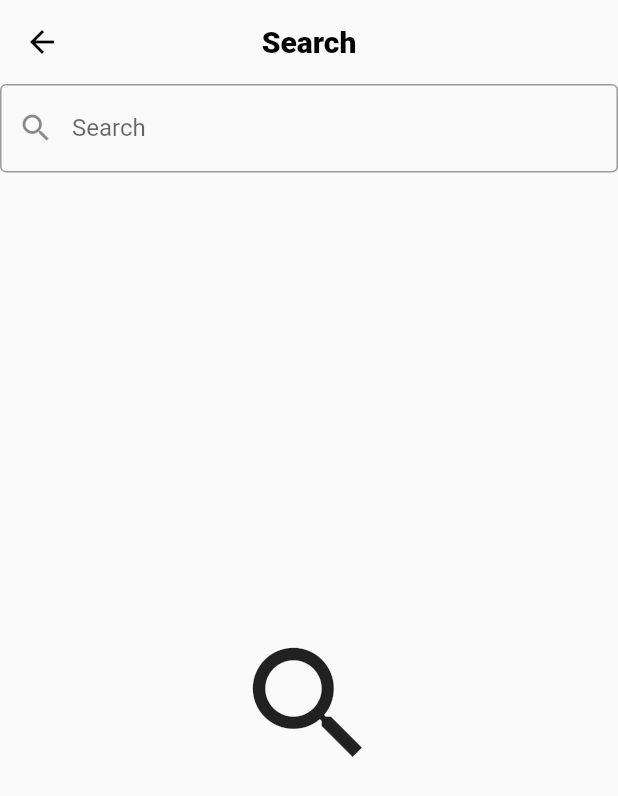
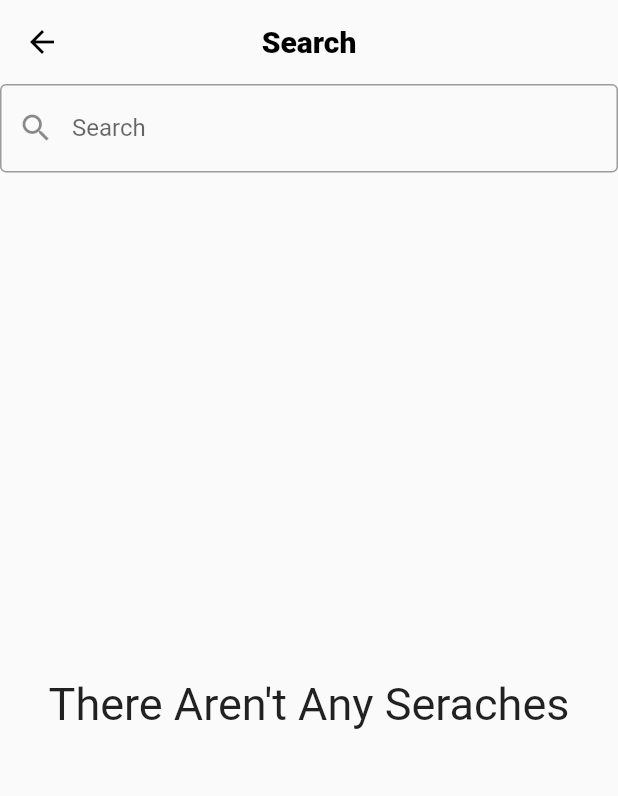
Before and after one commit to MahmoudBashaEG/MyFlutterProjects, a Flutter app: the screen it shows after launch, after a tap on the "search" icon, on a phone screen of 412 x 824 dp. Shown: the top 796 px of the screen. Run offline on Flutter 3.47's test engine with Material 2 defaults, Android fonts, the phone set to English and light mode, and no system bars; our stand-ins replace bloc, conditional_builder, dio, flutter_bloc, font_awesome_flutter, shared_preferences; network calls fail.

Commit message:
Shared Preferences

```diff
--- a/lib/Shared/Components/Components.dart
+++ b/lib/Shared/Components/Components.dart
@@ -265,10 +265,11 @@ Widget newsSearchBuilder(List list) => ConditionalBuilder(
       ),
       fallback: (context) => Center(
         child: Center(
-          child: Icon(
-            Icons.search,
-            size: 100,
+            child: Text(
+          'There Aren\'t Any Seraches',
+          style: TextStyle(
+            fontSize: 30,
           ),
-        ),
+        )),
       ),
     );
--- /dev/null
+++ b/lib/Shared/network/locale/locale.dart
@@ -0,0 +1,24 @@
+import 'package:flutter/cupertino.dart';
+import 'package:shared_preferences/shared_preferences.dart';
+
+class CashHelper {
+  static SharedPreferences sharedPreferences;
+
+  static init() async {
+    sharedPreferences = await SharedPreferences.getInstance();
+  }
+
+  static Future<bool> setData({
+    @required String key,
+    @required value,
+  }) {
+    if (value is bool) return sharedPreferences.setBool(key, value);
+    if (value is double) return sharedPreferences.setDouble(key, value);
+    if (value is int) return sharedPreferences.setInt(key, value);
+    if (value is String) return sharedPreferences.setString(key, value);
+  }
+
+  static Object getData(String key) {
+    return sharedPreferences.get(key);
+  }
+}
--- a/lib/Shared/network/remote.dart
+++ b/lib/Shared/network/remote/remote.dart
@@ -1,5 +1,5 @@
 import 'package:dio/dio.dart';
-import 'package:flutter/cupertino.dart';
+import 'package:flutter/material.dart';
 
 class DioHelper {
   static Dio dio;
--- a/lib/layouts/news/news.dart
+++ b/lib/layouts/news/news.dart
@@ -29,12 +29,6 @@ class News extends StatelessWidget {
                   Icons.search,
                 ),
               ),
-              IconButton(
-                icon: Icon(Icons.brightness_medium_rounded),
-                onPressed: () {
-                  NewsCubit.get(context).changeMode();
-                },
-              )
             ],
           ),
           body: NewsCubit.get(context)
@@ -64,6 +58,12 @@ class News extends StatelessWidget {
                 ),
                 label: 'Economic',
               ),
+              BottomNavigationBarItem(
+                icon: Icon(
+                  Icons.settings,
+                ),
+                label: 'Settings',
+              ),
             ],
           ),
         );
--- a/lib/layouts/news/news_cubit/cubit.dart
+++ b/lib/layouts/news/news_cubit/cubit.dart
@@ -1,10 +1,12 @@
 import 'package:flutter/cupertino.dart';
 import 'package:flutter/material.dart';
 import 'package:flutter_bloc/flutter_bloc.dart';
-import 'package:news_app_api_cloud_db/Shared/network/remote.dart';
+import 'package:news_app_api_cloud_db/Shared/network/locale/locale.dart';
+import 'file:///C:/Users/MBasha/Desktop/news_app_api_cloud_db/lib/Shared/network/remote/remote.dart';
 import 'package:news_app_api_cloud_db/layouts/news/news_cubit/states.dart';
 import 'package:news_app_api_cloud_db/modules/business.dart';
 import 'package:news_app_api_cloud_db/modules/economic.dart';
+import 'package:news_app_api_cloud_db/modules/settings.dart';
 import 'package:news_app_api_cloud_db/modules/sport.dart';
 
 class NewsCubit extends Cubit<NewsStates> {
@@ -14,21 +16,27 @@ class NewsCubit extends Cubit<NewsStates> {
 
   int currentIndex = 0;
 
-  List<String> titles = [
-    'Business',
-    'Sports',
-    'Science',
-  ];
+  List<String> titles = ['Business', 'Sports', 'Science', 'Settings'];
   List<Widget> screens = [
     Business(),
     Sport(),
     Economic(),
+    Setting(),
   ];
+
+  void setIsDarkFromShPrefToHer(bool isDarkPrefSh) {
+    if (isDarkPrefSh == null)
+      isDark = false;
+    else
+      isDark = isDarkPrefSh;
+  }
 
   bool isDark = false;
   void changeMode() {
     isDark = !isDark;
-    emit(NewsChangeModeState());
+    CashHelper.setData(key: 'isDark', value: isDark).then((value) {
+      emit(NewsChangeModeState());
+    });
   }
 
   void changeIndex(int index) {
@@ -38,20 +46,21 @@ class NewsCubit extends Cubit<NewsStates> {
 
   List business = [];
 
-  void getBusiness({String about}) {
+  void getBusiness() {
     emit(NewsBusinessLoadingState());
 
     DioHelper.getData(
       url: 'v2/top-headlines',
       query: {
         'country': 'eg',
-        'category': about,
-        'apiKey': '65f7f556ec76449fa7dc7c0069f040ca',
+        'category': 'business',
+        'apiKey': '1c212b053bb0413a9f733b9502b57a87',
       },
     ).then((value) {
       business = value.data['articles'];
       emit(NewsBusinessSuccessState());
     }).catchError((error) {
+      print(error.toString());
       emit(NewsBusinessErrorState());
     });
   }
@@ -66,12 +75,13 @@ class NewsCubit extends Cubit<NewsStates> {
       query: {
         'country': 'eg',
         'category': 'sports',
-        'apiKey': '65f7f556ec76449fa7dc7c0069f040ca',
+        'apiKey': '1c212b053bb0413a9f733b9502b57a87',
       },
     ).then((value) {
       sports = value.data['articles'];
       emit(NewsSportsSuccessState());
     }).catchError((error) {
+      print(error.toString());
       emit(NewsSportsErrorState());
     });
   }
@@ -86,12 +96,14 @@ class NewsCubit extends Cubit<NewsStates> {
       query: {
         'country': 'eg',
         'category': 'science',
-        'apiKey': '65f7f556ec76449fa7dc7c0069f040ca',
+        'apiKey': '1c212b053bb0413a9f733b9502b57a87',
       },
     ).then((value) {
       economics = value.data['articles'];
       emit(NewsEconomicsSuccessState());
     }).catchError((error) {
+      print(error.toString());
+
       emit(NewsEconomicsErrorState());
     });
   }
@@ -105,12 +117,13 @@ class NewsCubit extends Cubit<NewsStates> {
       url: 'v2/everything',
       query: {
         'q': value,
-        'apiKey': '65f7f556ec76449fa7dc7c0069f040ca',
+        'apiKey': '1c212b053bb0413a9f733b9502b57a87',
       },
     ).then((value) {
       search = value.data['articles'];
       emit(NewsSearchSuccessState());
     }).catchError((error) {
+      print(error.toString());
       emit(NewsSearchErrorState());
     });
   }
--- a/lib/main.dart
+++ b/lib/main.dart
@@ -2,27 +2,33 @@ import 'package:bloc/bloc.dart';
 import 'package:flutter/material.dart';
 import 'package:flutter/services.dart';
 import 'package:flutter_bloc/flutter_bloc.dart';
-import 'package:news_app_api_cloud_db/Shared/network/remote.dart';
+import 'package:news_app_api_cloud_db/Shared/network/locale/locale.dart';
+import 'file:///C:/Users/MBasha/Desktop/news_app_api_cloud_db/lib/Shared/network/remote/remote.dart';
 import 'package:news_app_api_cloud_db/layouts/news/news.dart';
 import 'Shared/bloc_observer.dart';
 import 'layouts/news/news_cubit/cubit.dart';
 import 'layouts/news/news_cubit/states.dart';
 
 // main method in app
-void main() {
+void main() async {
+  WidgetsFlutterBinding.ensureInitialized();
+  await CashHelper.init();
   Bloc.observer = MyBlocObserver();
   DioHelper.init();
 
-  // run my app method
-  // param is object from Widget class
-  runApp(MyApp());
+  bool isDarkShPref = CashHelper.getData('isDark');
+
+  runApp(MyApp(
+    isDarkShPref: isDarkShPref,
+  ));
 }
-
-// 1. stateless
-// 2. stateful
 
 // main class extends widget
 class MyApp extends StatelessWidget {
+  MyApp({
+    this.isDarkShPref,
+  });
+  final bool isDarkShPref;
   // main method of class to build screen UI
   @override
   Widget build(BuildContext context) {
@@ -33,7 +39,8 @@ class MyApp extends StatelessWidget {
           create: (BuildContext context) => NewsCubit()
             ..getBusiness()
             ..getSports()
-            ..getEconomics(),
+            ..getEconomics()
+            ..setIsDarkFromShPrefToHer(isDarkShPref),
         ),
       ],
       child: BlocConsumer<NewsCubit, NewsStates>(
--- a/pubspec.yaml
+++ b/pubspec.yaml
@@ -27,6 +27,8 @@ dependencies:
   sqflite: ^1.3.0
   conditional_builder: ^1.0.2
   font_awesome_flutter: ^9.0.0
+  shared_preferences: ^2.0.5
+
   flutter:
     sdk: flutter
 
```
Also changed, not shown: lib/modules/settings.dart (added, +51 -0 lines), pubspec.lock.
